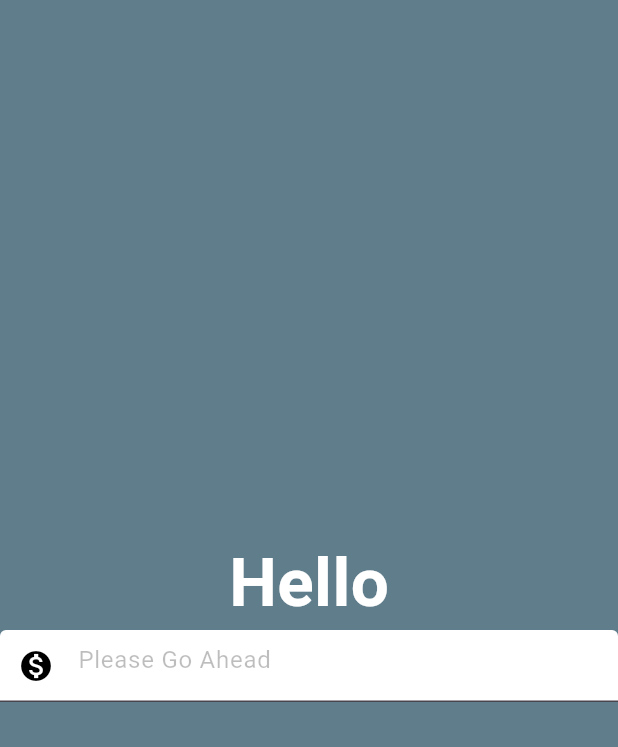
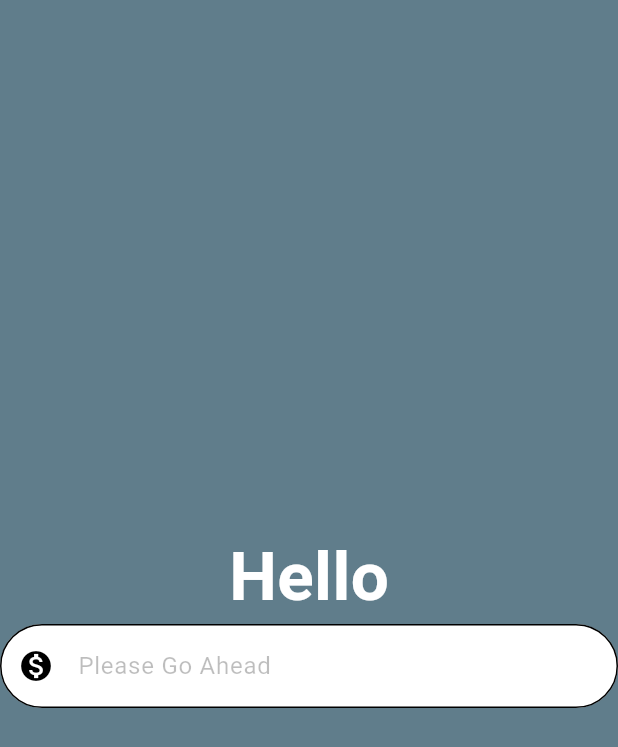
Before and after one commit to g-magdy/currency_converter, a Flutter app: the screen it shows after launch, on a phone screen of 412 x 824 dp. Shown: the top 747 px of the screen. Run offline on Flutter 3.47's test engine with Material 3 defaults, Android fonts, the phone set to English and light mode, and no system bars.

Commit message:
feat: you can use variables inside functions my friend

```diff
--- a/lib/pages/currency_converter_material_page.dart
+++ b/lib/pages/currency_converter_material_page.dart
@@ -5,6 +5,13 @@ class CurrencyConverterMaterialPage extends StatelessWidget {
 
   @override
   Widget build(BuildContext context) {
+    const border = OutlineInputBorder(
+      borderSide: BorderSide(color: Color(0xFF000000)),
+      borderRadius: BorderRadius.all(
+        Radius.circular(40),
+      ),
+    );
+
     return const Scaffold(
       backgroundColor: Colors.blueGrey,
       body: Center(
@@ -28,10 +35,8 @@ class CurrencyConverterMaterialPage extends StatelessWidget {
                 prefixIconColor: Colors.black,
                 hintText: "Please Go Ahead ",
                 hintStyle: TextStyle(color: Colors.black26),
-                focusedBorder: OutlineInputBorder(
-                  borderSide: BorderSide(color: Color(0xFF000000)),
-                  borderRadius: BorderRadius.all(Radius.circular(40)),
-                ),
+                focusedBorder: border,
+                enabledBorder: border,
               ),
             ),
           ],
```
